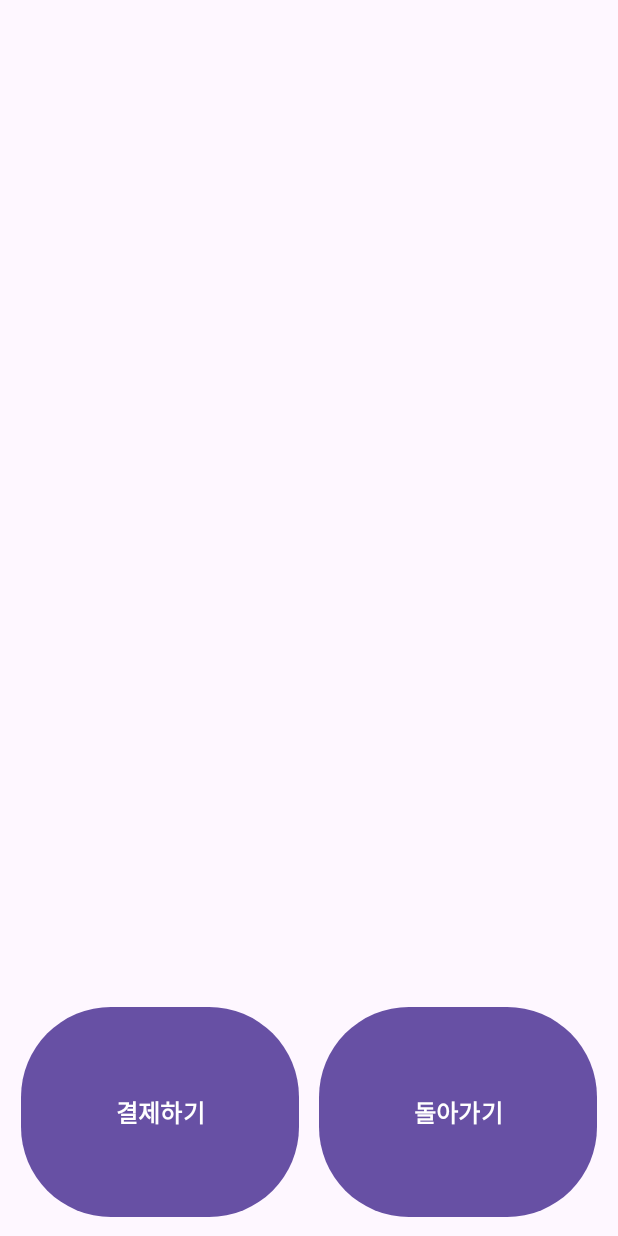
After one commit to doccimann-personal-projects/kiosk, an Android app: the layout fragment_cart_item.xml on its own in the app's theme, with its tools: preview values and no code run, on a phone screen of 412 x 824 dp. The commit adds this screen. Run offline under Robolectric (Android 15) with nearby library versions, the phone set to English and light mode, and no system bars.

Commit message:
feat: 버튼 기능 추가

```diff
--- a/app/src/main/java/com/example/kiosk/widget/adapter/ModelRecyclerAdapter.java
+++ b/app/src/main/java/com/example/kiosk/widget/adapter/ModelRecyclerAdapter.java
@@ -1,7 +1,6 @@
 package com.example.kiosk.widget.adapter;
 
 import android.annotation.SuppressLint;
-import android.util.Log;
 import android.view.ViewGroup;
 
 import androidx.annotation.NonNull;
@@ -50,8 +49,6 @@ public class ModelRecyclerAdapter<M extends Model, VM extends BaseViewModel> ext
     @Override
     @NonNull
     public ModelViewHolder<M, VM> onCreateViewHolder(@NonNull ViewGroup parent, int viewType) {
-        Log.i("brian", String.valueOf(viewType));
-
         CellType cellType = CellType.from(viewType);
         return ModelViewHolderMapper.map(parent, cellType, viewModel, resourcesProvider);
     }
--- /dev/null
+++ b/app/src/main/res/color/icon_filter_chip_state_list_reset.xml
@@ -0,0 +1,6 @@
+<?xml version="1.0" encoding="utf-8"?>
+<selector xmlns:android="http://schemas.android.com/apk/res/android">
+
+    <item android:color="@color/white" android:state_checked="true"/>
+    <item android:color="@color/brown"/>
+</selector>
--- /dev/null
+++ b/app/src/main/res/drawable/cart_button_background.xml
@@ -0,0 +1,5 @@
+<?xml version="1.0" encoding="utf-8"?>
+<shape xmlns:android="http://schemas.android.com/apk/res/android">
+    <solid android:color="@color/teal_200" />
+    <corners android:radius="60dp" />
+</shape>
--- /dev/null
+++ b/app/src/main/res/layout/fragment_cart_item.xml
@@ -0,0 +1,78 @@
+<?xml version="1.0" encoding="utf-8"?>
+<layout xmlns:android="http://schemas.android.com/apk/res/android">
+
+    <data>
+
+        <variable
+            name="viewModel"
+            type="com.example.kiosk.screen.main.fragment.cartItem.viewModel.CartItemViewModel" />
+    </data>
+
+    <androidx.constraintlayout.widget.ConstraintLayout xmlns:app="http://schemas.android.com/apk/res-auto"
+        android:layout_width="match_parent"
+        android:layout_height="match_parent">
+
+        <androidx.recyclerview.widget.RecyclerView
+            android:id="@+id/cart_item_recyclerView"
+            android:layout_width="0dp"
+            android:layout_height="0dp"
+            app:layoutManager="androidx.recyclerview.widget.LinearLayoutManager"
+            app:layout_constraintEnd_toEndOf="parent"
+            app:layout_constraintHeight_percent="0.80"
+            app:layout_constraintStart_toStartOf="parent"
+            app:layout_constraintTop_toTopOf="parent" />
+
+        <FrameLayout
+            android:id="@+id/under_cart_item_recyclerView_layout"
+            android:layout_width="match_parent"
+            android:layout_height="0dp"
+            app:layout_constraintEnd_toEndOf="parent"
+            app:layout_constraintStart_toStartOf="parent"
+            app:layout_constraintTop_toBottomOf="@id/cart_item_recyclerView"
+            app:layout_constraintWidth_percent="0.015" />
+
+
+        <androidx.constraintlayout.widget.ConstraintLayout
+            android:id="@+id/cart_button_container"
+            android:layout_width="match_parent"
+            android:layout_height="0dp"
+            app:layout_constraintBottom_toBottomOf="parent"
+            app:layout_constraintEnd_toEndOf="parent"
+            app:layout_constraintHeight_percent="0.17"
+            app:layout_constraintStart_toStartOf="parent"
+            app:layout_constraintTop_toBottomOf="@id/under_cart_item_recyclerView_layout">
+
+            <!-- 결제하기 버튼 -->
+            <Button
+                android:id="@+id/btn_checkout"
+                style="@style/CartButton"
+                android:text="결제하기"
+                app:layout_constraintBottom_toBottomOf="parent"
+                app:layout_constraintEnd_toStartOf="@id/btn_back"
+                app:layout_constraintStart_toStartOf="parent"
+                app:layout_constraintTop_toTopOf="parent"
+                app:layout_constraintWidth_percent="0.45" />
+
+            <!-- 돌아가기 버튼 -->
+            <Button
+                android:id="@+id/btn_back"
+                style="@style/CartButton"
+                android:text="돌아가기"
+                app:layout_constraintBottom_toBottomOf="parent"
+                app:layout_constraintEnd_toEndOf="parent"
+                app:layout_constraintStart_toEndOf="@id/btn_checkout"
+                app:layout_constraintTop_toTopOf="parent"
+                app:layout_constraintWidth_percent="0.45" />
+
+        </androidx.constraintlayout.widget.ConstraintLayout>
+
+        <FrameLayout
+            android:layout_width="match_parent"
+            android:layout_height="0dp"
+            app:layout_constraintEnd_toEndOf="parent"
+            app:layout_constraintStart_toStartOf="parent"
+            app:layout_constraintTop_toBottomOf="@id/cart_button_container"
+            app:layout_constraintWidth_percent="0.015" />
+
+    </androidx.constraintlayout.widget.ConstraintLayout>
+</layout>
--- a/app/src/main/res/layout/fragment_kiosk_product.xml
+++ b/app/src/main/res/layout/fragment_kiosk_product.xml
@@ -6,7 +6,7 @@
 
     <!-- RecyclerView with gridLayoutManager -->
     <androidx.recyclerview.widget.RecyclerView
-        android:id="@+id/recyclerView"
+        android:id="@+id/kiosk_product_recyclerView"
         android:layout_width="0dp"
         android:layout_height="0dp"
         app:layout_constraintTop_toTopOf="parent"
--- /dev/null
+++ b/app/src/main/res/values/styles.xml
@@ -0,0 +1,26 @@
+<?xml version="1.0" encoding="utf-8"?>
+<resources>
+    <!-- Chip에 대한 스타일 -->
+    <style name="Widget.Kiosk.Chip" parent="Widget.MaterialComponents.Chip.Choice">
+        <item name="chipStrokeColor">@color/brown</item>
+        <item name="chipStrokeWidth">1dp</item>
+        <item name="chipBackgroundColor">@color/bg_filter_chip_state_list</item>
+        <item name="android:textColor">@color/text_filter_chip_state_list</item>
+        <item name="textStartPadding">8dp</item>
+        <item name="android:textStyle">bold</item>
+        <item name="chipIconTint">@color/icon_filter_chip_state_list_reset</item>
+        <item name="chipIconSize">12dp</item>
+        <item name="iconStartPadding">6dp</item>
+        <item name="chipEndPadding">2dp</item>
+    </style>
+
+    <!-- Cart Button에 대한 스타일  -->
+    <style name="CartButton">
+        <item name="android:layout_width">0dp</item>
+        <item name="android:layout_height">match_parent</item>
+        <item name="android:background">@drawable/cart_button_background</item>
+        <item name="android:textColor">@android:color/white</item>
+        <item name="android:textStyle">bold</item>
+        <item name="android:textSize">16sp</item>
+    </style>
+</resources>
```
Also changed, not shown: app/src/main/java/com/example/kiosk/di/FragmentModule.java (+7 -0 lines), app/src/main/java/com/example/kiosk/screen/cart/CartActivity.java (deleted, +0 -31 lines), app/src/main/java/com/example/kiosk/screen/cart/viewModel/CartViewModel.java (deleted, +0 -13 lines), app/src/main/java/com/example/kiosk/screen/main/MainActivity.java (+10 -1 lines), app/src/main/java/com/example/kiosk/screen/main/fragment/cartItem/CartItemFragment.java (+78 -1 lines), app/src/main/java/com/example/kiosk/screen/main/fragment/cartItem/viewModel/CartItemViewModel.java (+11 -1 lines), app/src/main/java/com/example/kiosk/screen/main/fragment/kioskProduct/KioskProductFragment.java (+2 -5 lines), app/src/main/java/com/example/kiosk/widget/listener/cartItem/CartItemListListener.java (added, +10 -0 lines), app/src/main/res/color/bg_filter_chip_state_list.xml (added, +7 -0 lines), app/src/main/res/color/text_filter_chip_state_list.xml (added, +7 -0 lines), app/src/main/res/layout/activity_main.xml (+31 -21 lines), app/src/main/res/values/colors.xml (+10 -0 lines).
